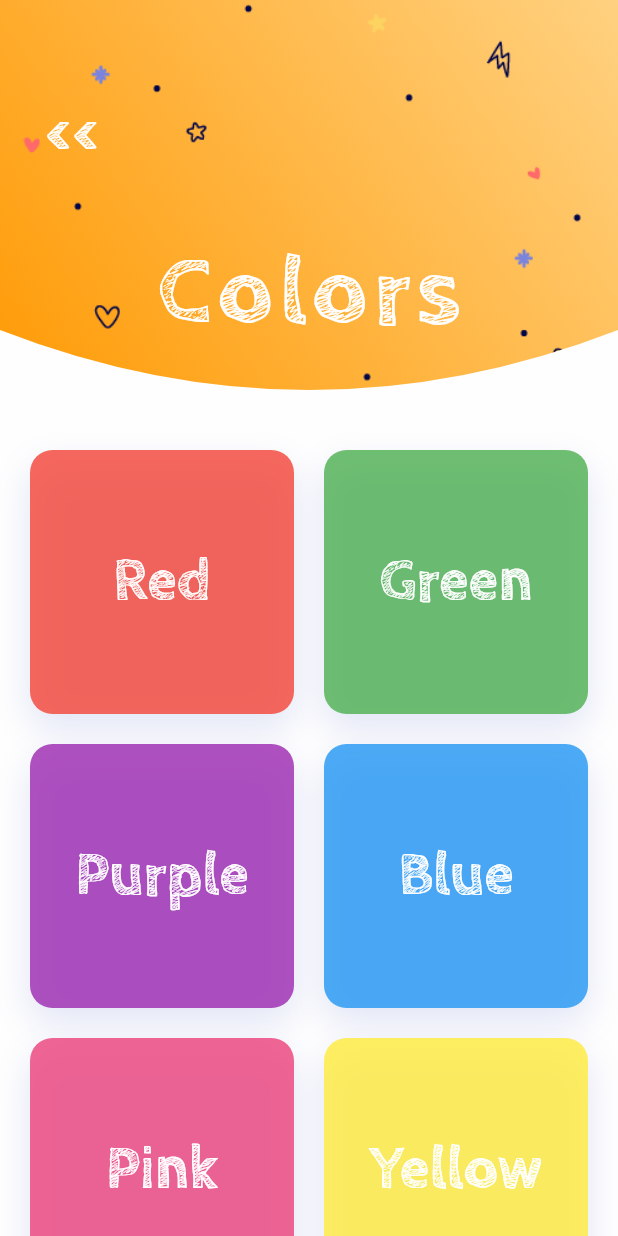
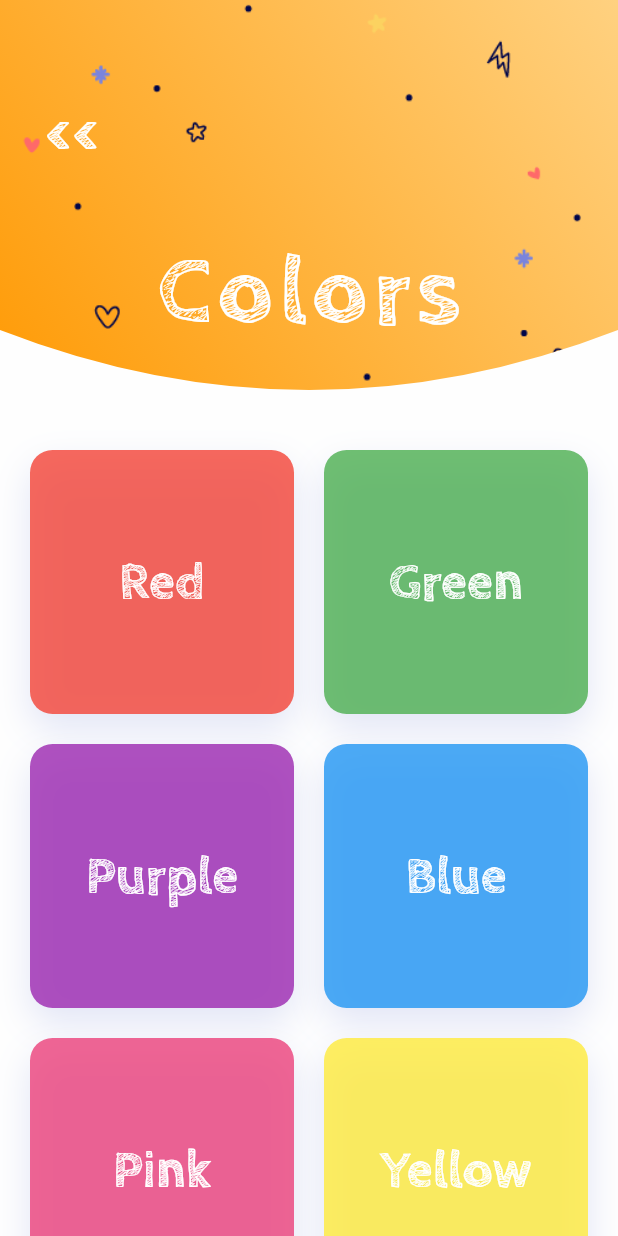
Before and after one commit to MinmusLin/Story_Lingo_Kids, a Flutter app: the ColorsView screen opened directly, on a phone screen of 412 x 824 dp. Run offline on Flutter 3.47's test engine with Material 3 defaults, Android fonts, the phone set to English and light mode, and no system bars; our stand-ins replace google_fonts, just_audio; project files that could hold a hidden picture were left out.

Commit message:
Update font size

```diff
--- a/storylingokids/lib/app/views/colors_view.dart
+++ b/storylingokids/lib/app/views/colors_view.dart
@@ -104,7 +104,7 @@ class _ColorsViewState extends State<ColorsView> {
                         ? const Color(0xFF303030)
                         : Colors.white,
                     backgroundColor: Color(int.parse(colorsList[index].code)),
-                    fontSizeBase: 40,
+                    fontSizeBase: 35,
                     fontSizeActive: 40,
                     onTap: () => _playAudio(colorsList[index].audio),
                   ),
```
